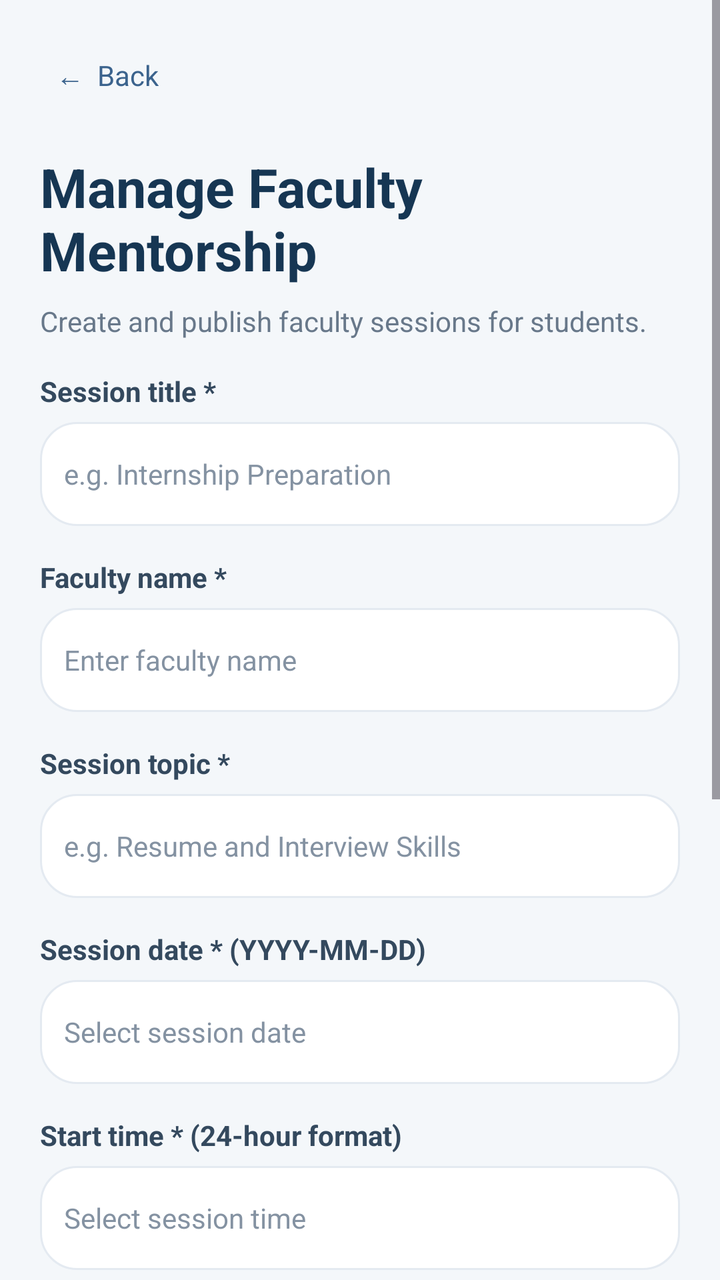
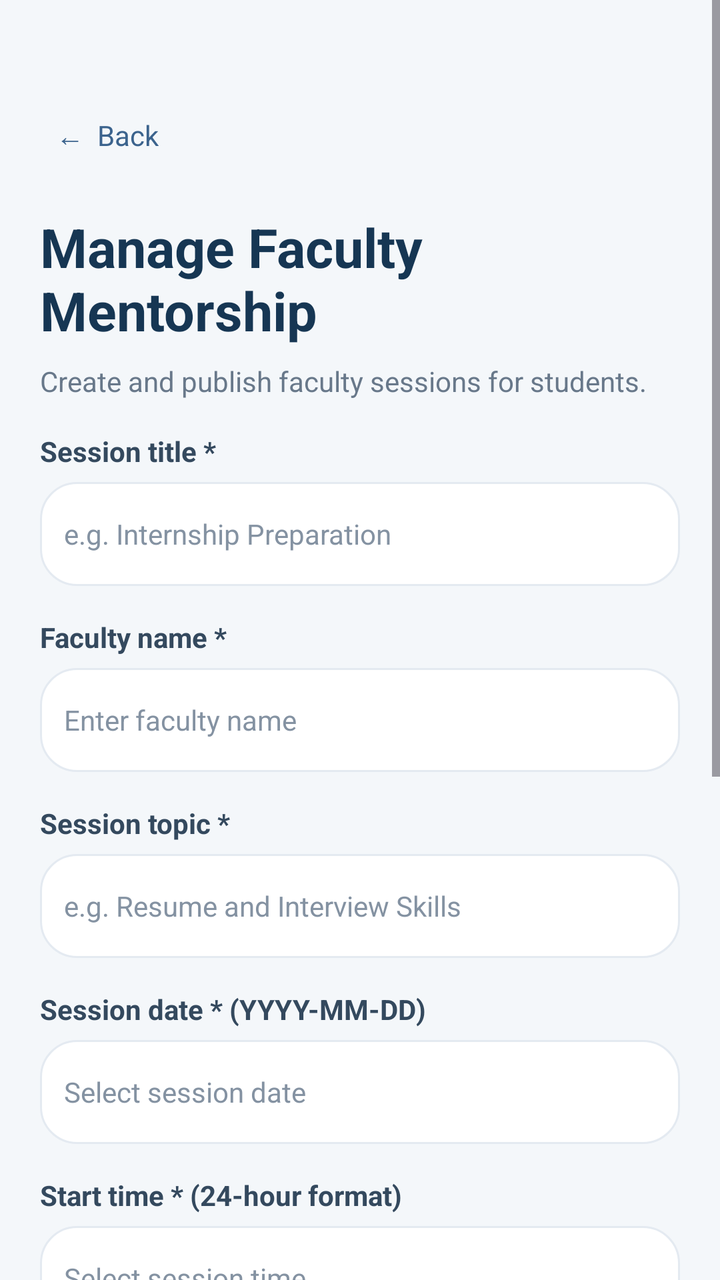

An Android layout rendered at two revisions. The XML below is the earlier revision; the diff shows what the commit changed to produce the second picture.
<!-- AndroidManifest.xml: application theme Theme.InternHub -->
<!-- res/layout/activity_admin_mentorship.xml -->
<?xml version="1.0" encoding="utf-8"?>
<ScrollView xmlns:android="http://schemas.android.com/apk/res/android"
    android:layout_width="match_parent"
    android:layout_height="match_parent"
    android:background="#F4F7FA"
    android:fillViewport="true">

    <LinearLayout
        android:layout_width="match_parent"
        android:layout_height="wrap_content"
        android:orientation="vertical"
        android:padding="20dp">

        <TextView
            android:id="@+id/btnAdminMentorshipBack"
            android:layout_width="wrap_content"
            android:layout_height="wrap_content"
            android:padding="8dp"
            android:text="←  Back"
            android:textColor="#3B638D"
            android:textSize="14sp"
            android:clickable="true"
            android:focusable="true" />

        <TextView
            android:layout_width="match_parent"
            android:layout_height="wrap_content"
            android:layout_marginTop="20dp"
            android:text="Manage Faculty Mentorship"
            android:textColor="#163653"
            android:textSize="27sp"
            android:textStyle="bold" />

        <TextView
            android:layout_width="match_parent"
            android:layout_height="wrap_content"
            android:layout_marginTop="8dp"
            android:text="Create and publish faculty sessions for students."
            android:textColor="#68788A"
            android:textSize="14sp" />

        
        <TextView
            style="@style/FormLabel"
            android:text="Session title *" />

        <EditText
            android:id="@+id/etSessionTitle"
            style="@style/FormInput"
            android:hint="e.g. Internship Preparation"
            android:inputType="textCapSentences" />

        
        <TextView
            style="@style/FormLabel"
            android:text="Faculty name *" />

        <EditText
            android:id="@+id/etFacultyName"
            style="@style/FormInput"
            android:hint="Enter faculty name"
            android:inputType="textCapWords" />

        
        <TextView
            style="@style/FormLabel"
            android:text="Session topic *" />

        <EditText
            android:id="@+id/etSessionTopic"
            style="@style/FormInput"
            android:hint="e.g. Resume and Interview Skills"
            android:inputType="textCapSentences" />

        
        <TextView
            style="@style/FormLabel"
            android:text="Session date * (YYYY-MM-DD)" />

        <EditText
            android:id="@+id/etSessionDate"
            style="@style/FormInput"
            android:hint="Select session date"
            android:focusable="false"
            android:clickable="true"
            android:cursorVisible="false"
            android:inputType="none"
            android:contentDescription="Select faculty session date" />

        
        <TextView
            style="@style/FormLabel"
            android:text="Start time * (24-hour format)" />

        <EditText
            android:id="@+id/etSessionTime"
            style="@style/FormInput"
            android:hint="Select session time"
            android:focusable="false"
            android:clickable="true"
            android:cursorVisible="false"
            android:inputType="none"
            android:contentDescription="Select faculty session time" />

        
        <TextView
            style="@style/FormLabel"
            android:text="Mode / location" />

        <EditText
            android:id="@+id/etSessionMode"
            style="@style/FormInput"
            android:hint="e.g. Offline - Seminar Hall or Online"
            android:inputType="textCapSentences" />

        
        <TextView
            style="@style/FormLabel"
            android:text="Session details *" />

        <EditText
            android:id="@+id/etSessionDetails"
            style="@style/FormInput"
            android:hint="Describe what students will learn"
            android:gravity="top|start"
            android:minLines="3"
            android:inputType="textCapSentences|textMultiLine" />

        
        <TextView
            android:id="@+id/tvAdminMentorshipMessage"
            android:layout_width="match_parent"
            android:layout_height="wrap_content"
            android:layout_marginTop="12dp"
            android:textColor="#B42318"
            android:textSize="13sp"
            android:visibility="gone" />

        
        <Button
            android:id="@+id/btnPublishSession"
            android:layout_width="match_parent"
            android:layout_height="54dp"
            android:layout_marginTop="20dp"
            android:layout_marginBottom="28dp"
            android:backgroundTint="#238B73"
            android:text="Publish Faculty Session"
            android:textAllCaps="false"
            android:textColor="#FFFFFF"
            android:textSize="16sp" />

        <Button
            android:id="@+id/btnViewMentorshipRequests"
            android:layout_width="match_parent"
            android:layout_height="54dp"
            android:layout_marginBottom="28dp"
            android:backgroundTint="#163653"
            android:text="View Student Requests"
            android:textAllCaps="false"
            android:textColor="#FFFFFF"
            android:textSize="16sp" />

    </LinearLayout>

</ScrollView>
<!-- resources referenced by this layout -->
<resources>
  <style name="FormInput">
          <item name="android:layout_width">match_parent</item>
          <item name="android:layout_height">52dp</item>
          <item name="android:background">@drawable/bg_card</item>
          <item name="android:paddingStart">12dp</item>
          <item name="android:paddingEnd">12dp</item>
          <item name="android:textColor">#163653</item>
          <item name="android:textColorHint">#8492A2</item>
          <item name="android:textSize">14sp</item>
      </style>
  <style name="FormLabel">
          <item name="android:layout_width">match_parent</item>
          <item name="android:layout_height">wrap_content</item>
          <item name="android:layout_marginTop">16dp</item>
          <item name="android:layout_marginBottom">6dp</item>
          <item name="android:textColor">#34495E</item>
          <item name="android:textSize">14sp</item>
          <item name="android:textStyle">bold</item>
      </style>
  <style name="Theme.InternHub" parent="Base.Theme.InternHub" />
  <!-- drawable bg_card (drawable) -->
  <?xml version="1.0" encoding="utf-8"?>
  <shape xmlns:android="http://schemas.android.com/apk/res/android">
      <solid android:color="#FFFFFF" />
      <corners android:radius="18dp" />
      <stroke
          android:width="1dp"
          android:color="#E4EAF1" />
  </shape>
  <style name="Base.Theme.InternHub" parent="Theme.Material3.DayNight.NoActionBar">
          
          
      </style>
</resources>

<!-- the commit's change to res/layout/activity_admin_mentorship.xml (unified diff, before → after) -->
@@ -12,6 +12,7 @@
         android:padding="20dp">
 
         <TextView
+            android:layout_marginTop="30dp"
             android:id="@+id/btnAdminMentorshipBack"
             android:layout_width="wrap_content"
             android:layout_height="wrap_content"
